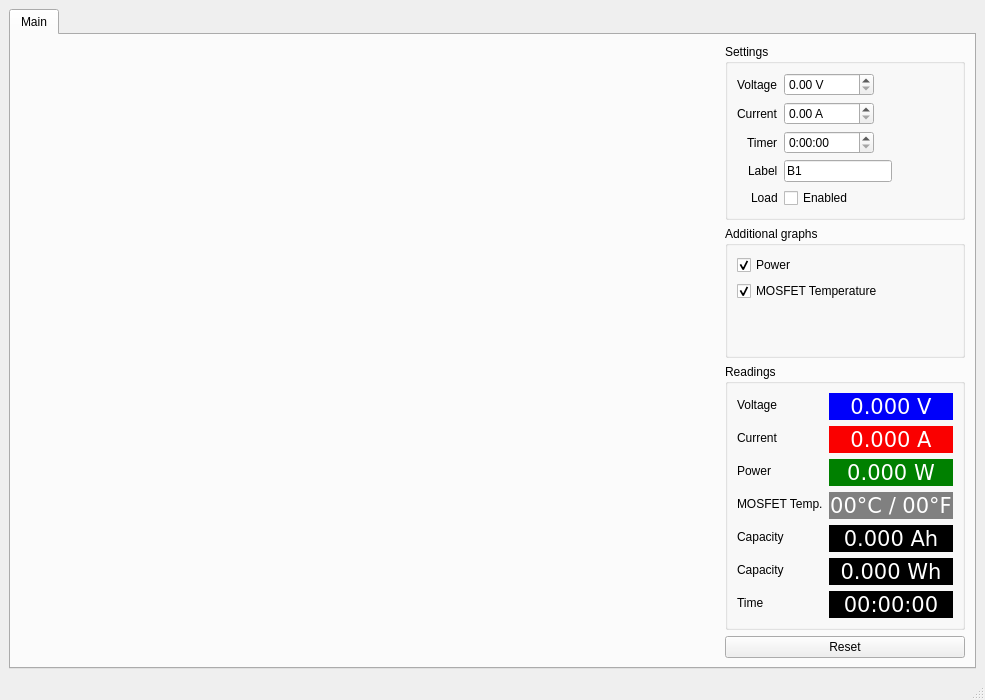
luki343/Electronic_load_DL24, file gui/main.ui: the form before one commit.
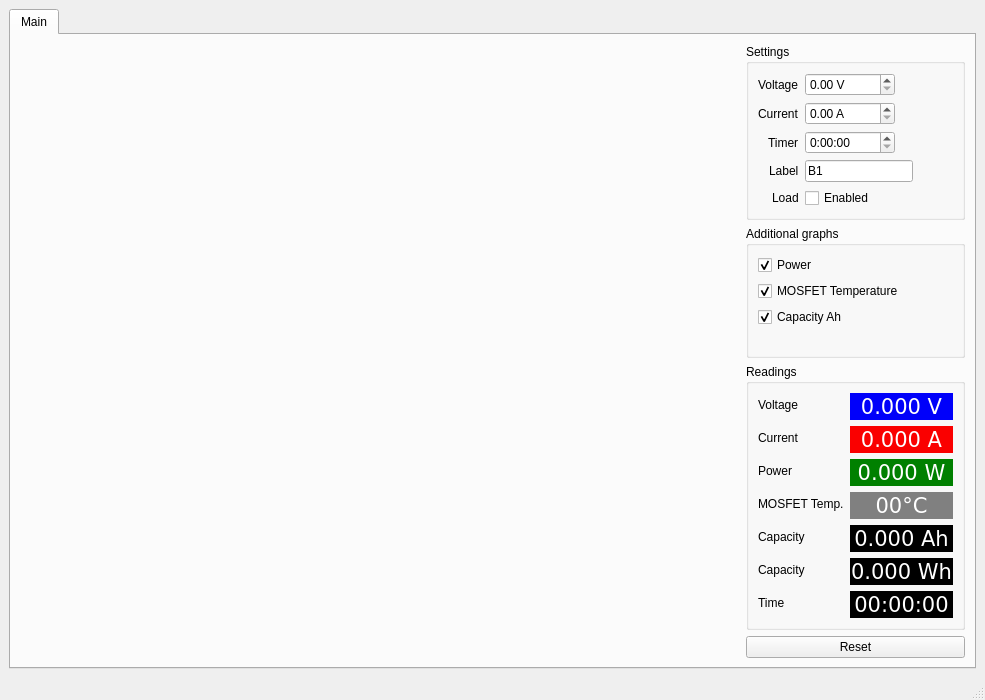
The form after the commit.

```diff
--- a/gui/main.ui
+++ b/gui/main.ui
@@ -267,7 +267,18 @@
                </property>
               </widget>
              </item>
-
+		
+		<item row="4" column="0">
+	  <widget class="QCheckBox" name="checkbox_ah">
+	    <property name="text">
+	      <string>Capacity Ah</string>
+	    </property>
+	    <property name="checked">
+	      <bool>true</bool>
+              </property>
+	     </widget>
+	    </item>
+			
             </layout>
            </widget>
           </item>
@@ -521,7 +532,7 @@
                 <string notr="true">border-radius:0.4em;border:1px solid #808080; background:#808080;</string>
                </property>
                <property name="text">
-                <string>&lt;pre&gt;00°C / 00°F&lt;/pre&gt;</string>
+                <string>&lt;pre&gt;00°C&lt;/pre&gt;</string>
                </property>
                <property name="alignment">
                 <set>Qt::AlignCenter</set>
```
